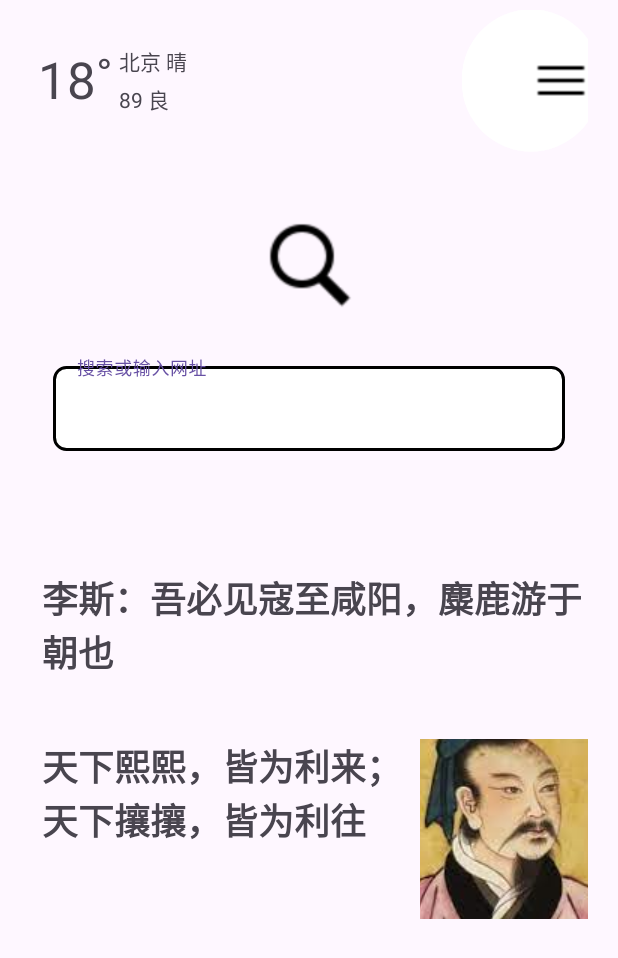
After one commit to liuyaoli12345/rawing, an Android app: the layout homework_two.xml on its own in the app's theme, with its tools: preview values and no code run, on a phone screen of 412 x 824 dp. The commit adds this screen. Shown: the top 958 px of the screen. Run offline under Robolectric (Android 15) with nearby library versions, the light colour scheme and no system bars.

Commit message:
设计作业要求的布局

```diff
--- /dev/null
+++ b/app/src/main/java/com/liuyaoli/myapplication/HomeworkTwoActivity.kt
@@ -0,0 +1,11 @@
+package com.liuyaoli.myapplication
+
+import android.os.Bundle
+import androidx.appcompat.app.AppCompatActivity
+
+class HomeworkTwoActivity : AppCompatActivity(){
+    override fun onCreate(savedInstanceState: Bundle?) {
+        super.onCreate(savedInstanceState)
+        setContentView(R.layout.homework_two)
+    }
+}
--- /dev/null
+++ b/app/src/main/res/drawable/textbox_shape.xml
@@ -0,0 +1,7 @@
+<shape xmlns:android="http://schemas.android.com/apk/res/android">
+    <solid android:color="#FFFFFF" /> <!-- 设置背景填充颜色 -->
+    <corners android:radius="8dp" /> <!-- 设置圆角半径 -->
+    <stroke
+        android:width="2dp"
+    android:color="#000000" /> <!-- 设置边框颜色 -->
+</shape>
--- a/app/src/main/res/layout/activity_main.xml
+++ b/app/src/main/res/layout/activity_main.xml
@@ -18,6 +18,7 @@
         android:id="@+id/button"
         android:layout_width="wrap_content"
         android:layout_height="wrap_content"
-        android:text="Click Me" />
+        android:text="Click Me"
+        tools:ignore="MissingConstraints" />
 
 </androidx.constraintlayout.widget.ConstraintLayout>
--- /dev/null
+++ b/app/src/main/res/layout/homework_two.xml
@@ -0,0 +1,129 @@
+<?xml version="1.0" encoding="utf-8"?>
+<androidx.constraintlayout.widget.ConstraintLayout xmlns:android="http://schemas.android.com/apk/res/android"
+    xmlns:app="http://schemas.android.com/apk/res-auto"
+    xmlns:tools="http://schemas.android.com/tools"
+    android:layout_width="match_parent"
+    android:layout_height="match_parent"
+    android:paddingStart="20dp"
+    android:paddingEnd="20dp">
+
+    <TextView
+        android:id="@+id/textView"
+        android:layout_width="wrap_content"
+        android:layout_height="wrap_content"
+        android:layout_marginStart="5dp"
+        android:layout_marginTop="30dp"
+        android:text="18˚"
+        android:textSize="34sp"
+        app:layout_constraintStart_toStartOf="parent"
+        app:layout_constraintTop_toTopOf="parent" />
+
+    <TextView
+        android:id="@+id/textView2"
+        android:layout_width="wrap_content"
+        android:layout_height="wrap_content"
+        android:layout_marginStart="4dp"
+        android:text="北京 晴"
+        app:layout_constraintStart_toEndOf="@+id/textView"
+        app:layout_constraintTop_toTopOf="@+id/textView" />
+
+    <TextView
+        android:id="@+id/textView3"
+        android:layout_width="wrap_content"
+        android:layout_height="wrap_content"
+        android:layout_marginTop="4dp"
+        android:text="89 良"
+        app:layout_constraintStart_toStartOf="@+id/textView2"
+        app:layout_constraintTop_toBottomOf="@+id/textView2" />
+
+    <Button
+        android:id="@+id/button2"
+        android:layout_width="46dp"
+        android:layout_height="47dp"
+
+        android:backgroundTint="@color/white"
+        android:insetTop="0dp"
+        android:insetBottom="0dp"
+        android:scaleX="2"
+        android:scaleY="2"
+        android:translationX="-15dp"
+        app:icon="@drawable/icons8_menu_30"
+        app:iconPadding="0dp"
+        app:iconTint="@color/black"
+        app:layout_constraintEnd_toEndOf="parent"
+        app:layout_constraintTop_toTopOf="@+id/textView" />
+
+    <ImageView
+        android:id="@+id/imageView"
+        android:layout_width="62dp"
+        android:layout_height="63dp"
+        android:layout_marginTop="70dp"
+        android:src="@drawable/icons8_search_50"
+        app:layout_constraintEnd_toEndOf="parent"
+        app:layout_constraintStart_toStartOf="parent"
+        app:layout_constraintTop_toBottomOf="@+id/textView" />
+
+    <com.google.android.material.textfield.TextInputLayout
+        android:id="@+id/textInputLayout"
+        android:layout_width="0dp"
+        android:layout_height="wrap_content"
+        android:layout_marginStart="15dp"
+        android:layout_marginTop="30dp"
+        android:layout_marginEnd="15dp"
+        app:layout_constraintEnd_toEndOf="parent"
+        app:layout_constraintStart_toStartOf="parent"
+        app:layout_constraintTop_toBottomOf="@+id/imageView">
+
+        <com.google.android.material.textfield.TextInputEditText
+            android:layout_width="match_parent"
+            android:layout_height="match_parent"
+            android:background="@drawable/textbox_shape"
+            android:hint="搜索或输入网址" />
+    </com.google.android.material.textfield.TextInputLayout>
+
+    <TextView
+        android:id="@+id/textView4"
+        android:layout_width="wrap_content"
+        android:layout_height="wrap_content"
+        android:layout_marginTop="80dp"
+        android:gravity="start"
+        android:maxLines="4"
+        android:singleLine="false"
+        android:text="李斯：吾必见寇至咸阳，麋鹿游于朝也"
+        android:textSize="24sp"
+        android:textStyle="bold"
+        app:layout_constraintEnd_toEndOf="parent"
+        app:layout_constraintStart_toStartOf="@+id/textInputLayout"
+        app:layout_constraintTop_toBottomOf="@+id/textInputLayout" />
+
+    <TextView
+        android:id="@+id/textView6"
+        android:layout_width="wrap_content"
+        android:layout_height="wrap_content"
+        android:layout_marginTop="40dp"
+        android:gravity="start"
+        android:maxLines="4"
+        android:singleLine="false"
+        android:text="天下熙熙，皆为利来；天下攘攘，皆为利往"
+        android:textAlignment="viewStart"
+        android:textSize="24sp"
+        android:textStyle="bold"
+        app:layout_constrainedWidth="true"
+        app:layout_constraintEnd_toStartOf="@+id/imageView2"
+        app:layout_constraintHorizontal_bias="0.236"
+        app:layout_constraintStart_toStartOf="@+id/textView4"
+        app:layout_constraintTop_toBottomOf="@+id/textView4" />
+
+    <ImageView
+        android:id="@+id/imageView2"
+        android:layout_width="120sp"
+        android:layout_height="120sp"
+        android:layout_marginTop="40dp"
+        android:scaleType="center"
+        app:layout_constrainedHeight="true"
+        app:layout_constrainedWidth="true"
+        app:layout_constraintEnd_toEndOf="@+id/textView4"
+        app:layout_constraintTop_toBottomOf="@+id/textView4"
+        tools:srcCompat="@drawable/simaqian" />
+
+</androidx.constraintlayout.widget.ConstraintLayout>
--- a/app/src/main/res/values/themes.xml
+++ b/app/src/main/res/values/themes.xml
@@ -6,4 +6,8 @@
     </style>
 
     <style name="Theme.MyApplication" parent="Base.Theme.MyApplication" />
+    <style name="Theme.MenuButton" parent="Theme.AppCompat.Light">
+<!--        <item name="android:colorButtonNormal">@android:color/black</item>-->
+    </style>
+
 </resources>
```
Also changed, not shown: app/src/main/res/drawable/icons8_menu_30.png (added), app/src/main/res/drawable/icons8_search_50.png (added), app/src/main/res/drawable/simaqian.jpeg (added).
